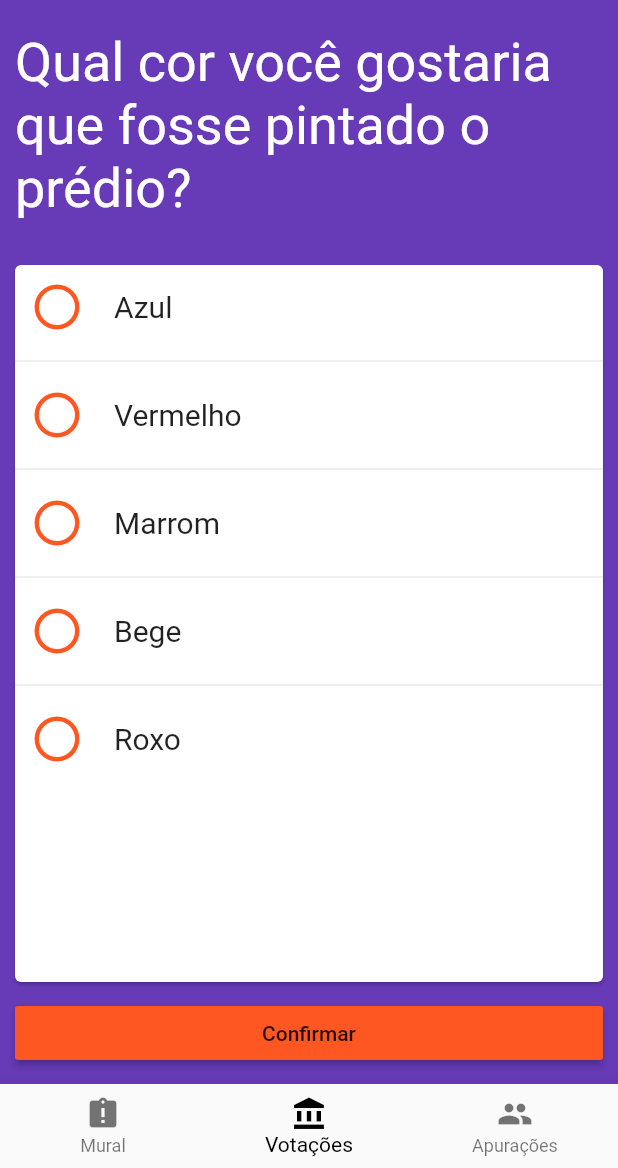
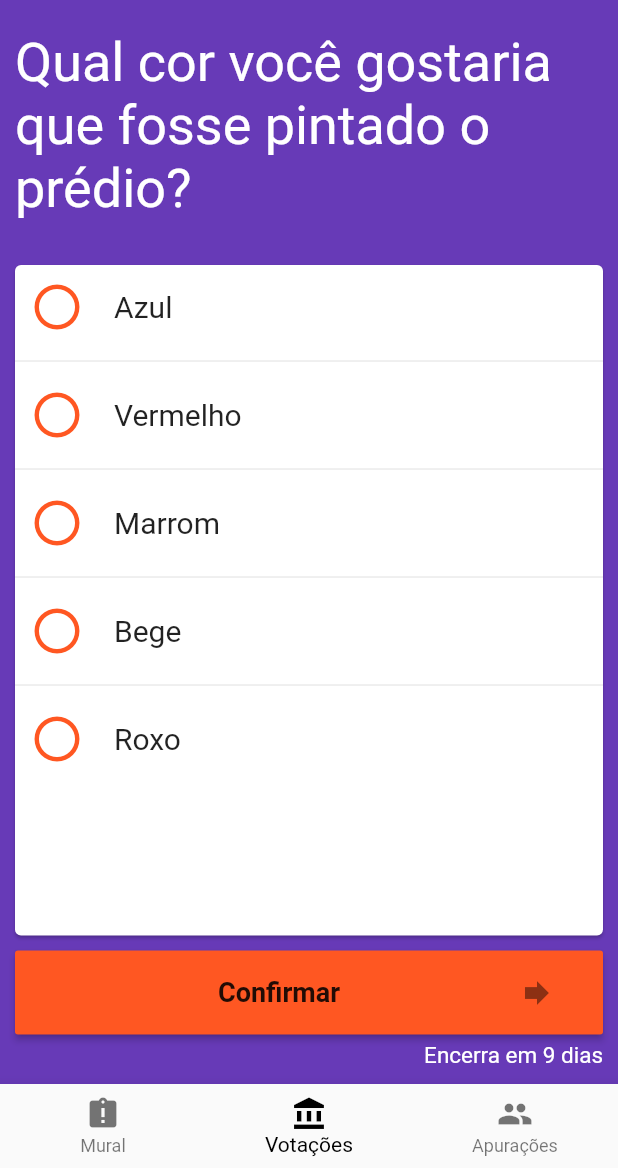
Before and after one commit to avlnx/assembly, a Flutter app: the screen it shows after launch, item 2 of the bottom bar chosen, on a phone screen of 412 x 824 dp, the part 68-1236 px from its top. Run offline on Flutter 3.47's test engine with Material 2 defaults, Android fonts, the phone set to English and light mode, and no system bars.

Commit message:
Styles button in votes tab

```diff
--- a/lib/tabs/votes_tab.dart
+++ b/lib/tabs/votes_tab.dart
@@ -42,12 +42,10 @@ class _VotesTabState extends State<VotesTab> {
       ]),
     );
     _questions.add(
-        Question(2, 'Você é a favor de trocar o síndico?',
-            DateTime.now(), [
-              Choice('Sim', 0),
-              Choice('Não', 1),
-            ])
-    );
+        Question(2, 'Você é a favor de trocar o síndico?', DateTime.now(), [
+      Choice('Sim', 0),
+      Choice('Não', 1),
+    ]));
   }
 
   Question getNextQuestion() {
@@ -127,8 +125,29 @@ class _VotesTabState extends State<VotesTab> {
             ),
           ),
           RaisedButton(
-            child: Text('Confirmar'),
+            child: ListTile(
+              title: Text(
+                'Confirmar',
+                style: TextStyle(
+                  fontSize: 18.0,
+                  fontWeight: FontWeight.bold,
+                ),
+                textAlign: TextAlign.center,
+              ),
+              trailing: Icon(Icons.forward),
+            ),
             onPressed: confirmQuestionsChoice,
+          ),
+          Padding(
+            padding: EdgeInsets.fromLTRB(0.0, 5.0, 0.0, 0.0),
+            child: Text(
+              'Encerra em 9 dias',
+              textAlign: TextAlign.right,
+              style: TextStyle(
+                color: Colors.white,
+                fontSize: 15.0,
+              ),
+            ),
           ),
         ],
         crossAxisAlignment: CrossAxisAlignment.stretch,
```
